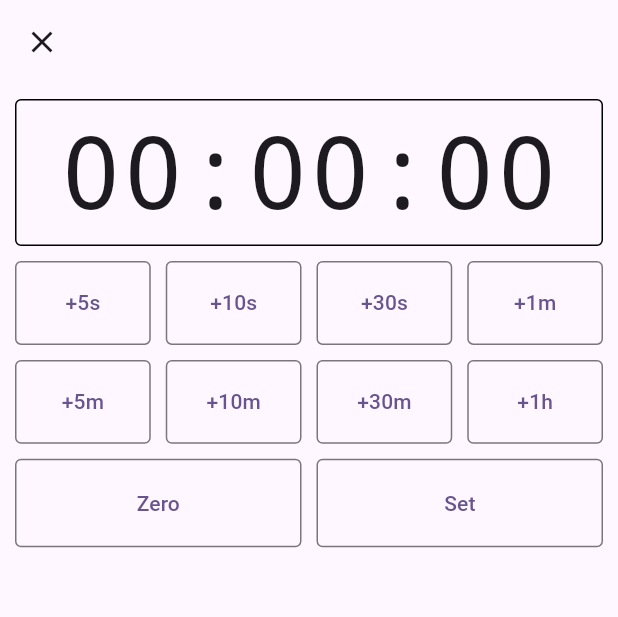
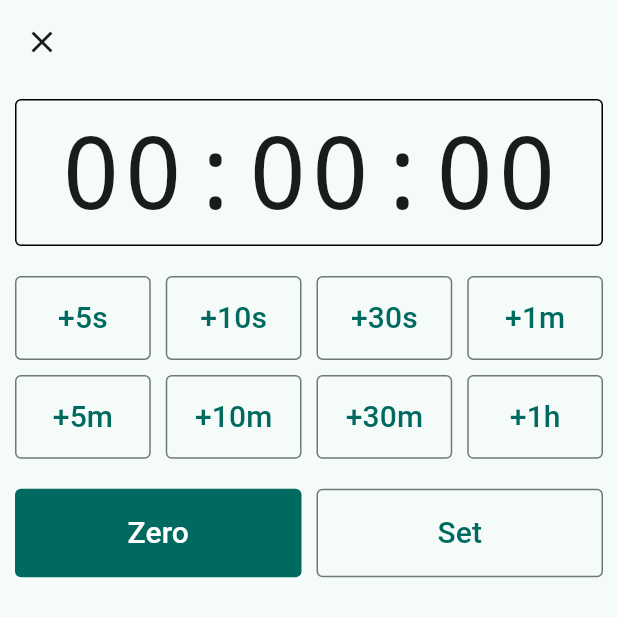
Before and after one commit to mendelbrot/trill, a Flutter app: the SingleTimer widget shown alone on an empty page, opened directly, after a tap on the "play arrow" icon, after a tap on the "replay" icon, after a tap on the "dialpad" icon, on a phone screen of 412 x 824 dp. Shown: the top 617 px of the screen. Run offline on Flutter 3.47's test engine with Material 3 defaults, Android fonts, the phone set to English and light mode, and no system bars; our stand-ins replace audioplayers; missing offline and left inert: animated_mesh_gradient.

Commit message:
more UI cleanup

```diff
--- a/lib/home_stack.dart
+++ b/lib/home_stack.dart
@@ -10,11 +10,14 @@ class HomeStack extends StatelessWidget {
 
     return Scaffold(
       body: ReorderableListView(
-        header: ElevatedButton(
-          child: const Icon(Icons.add),
-          onPressed: () {
-            appState.addNewTimer();
-          },
+        header: Padding(
+          padding: const EdgeInsets.all(10.0),
+          child: FilledButton(
+            child: const Icon(Icons.add),
+            onPressed: () {
+              appState.addNewTimer();
+            },
+          ),
         ),
         onReorder: appState.onReorderCallback,
         children: [for (var timer in appState.timers) timer],
--- a/lib/main.dart
+++ b/lib/main.dart
@@ -17,7 +17,7 @@ class App extends StatelessWidget {
       child: MaterialApp(
         title: 'Trill',
         theme: ThemeData(
-          colorScheme: ColorScheme.fromSeed(seedColor: Colors.deepPurple),
+          colorScheme: ColorScheme.fromSeed(seedColor: Colors.teal),
         ),
         home: HomeStack(),
       ),
--- a/lib/single_timer.dart
+++ b/lib/single_timer.dart
@@ -129,7 +129,12 @@ class _SingleTimerState extends State<SingleTimer> {
                 padding: const EdgeInsets.only(left: 10, bottom: 10),
                 child: Row(
                   children: [
-                    Expanded(child: TimeDisplay(seconds: _initialSeconds)),
+                    Expanded(
+                      child: TimeDisplay(
+                        seconds: _initialSeconds,
+                        absolute: true,
+                      ),
+                    ),
                     Expanded(
                       child: Row(
                         mainAxisAlignment: MainAxisAlignment.end,
@@ -137,19 +142,23 @@ class _SingleTimerState extends State<SingleTimer> {
                           _isRunning
                               ? IconButton(
                                   icon: const Icon(Icons.pause),
-                                  onPressed: pauseTimer,
+                                  onPressed: _isSoundingAlarm
+                                      ? null
+                                      : pauseTimer,
                                 )
                               : IconButton(
                                   icon: const Icon(Icons.play_arrow),
-                                  onPressed: startTimer,
+                                  onPressed: _isSoundingAlarm
+                                      ? null
+                                      : startTimer,
                                 ),
                           IconButton(
                             icon: const Icon(Icons.replay),
-                            onPressed: resetTimer,
+                            onPressed: _isSoundingAlarm ? null : resetTimer,
                           ),
                           IconButton(
                             icon: const Icon(Icons.dialpad),
-                            onPressed: gotoTimeEntry,
+                            onPressed: _isSoundingAlarm ? null : gotoTimeEntry,
                           ),
                         ],
                       ),
@@ -173,6 +182,12 @@ class _SingleTimerState extends State<SingleTimer> {
         ? InkWell(
             onTap: dismissAlarm,
             child: Card(
+              margin: const EdgeInsets.only(left: 10, right: 10, bottom: 10),
+              clipBehavior: Clip.antiAlias,
+              shape: RoundedRectangleBorder(
+                borderRadius: BorderRadius.circular(12.0),
+                side: BorderSide(width: 2.0),
+              ),
               child: AnimatedMeshGradient(
                 colors: [Colors.red, Colors.blue, Colors.green, Colors.yellow],
                 options: AnimatedMeshGradientOptions(),
@@ -180,6 +195,14 @@ class _SingleTimerState extends State<SingleTimer> {
               ),
             ),
           )
-        : Card(child: InnerUI);
+        : Card(
+            margin: const EdgeInsets.only(left: 10, right: 10, bottom: 10),
+            clipBehavior: Clip.antiAlias,
+            shape: RoundedRectangleBorder(
+              borderRadius: BorderRadius.circular(12.0),
+              side: BorderSide(width: 2.0),
+            ),
+            child: InnerUI,
+          );
   }
 }
--- a/lib/time_display.dart
+++ b/lib/time_display.dart
@@ -3,9 +3,11 @@ import 'package:trill/time_string.dart';
 
 class TimeDisplay extends StatelessWidget {
   final int _seconds;
+  final bool _absolute;
 
-  const TimeDisplay({Key? key, required int seconds})
+  const TimeDisplay({Key? key, int seconds = 0, bool absolute = false})
     : _seconds = seconds,
+      _absolute = absolute,
       super(key: key);
 
   @override
@@ -18,10 +20,10 @@ class TimeDisplay extends StatelessWidget {
           borderRadius: BorderRadius.circular(4.0),
         ),
         child: FittedBox(
-          alignment: Alignment.centerRight,
+          alignment: _absolute ? Alignment.center : Alignment.centerRight,
           fit: BoxFit.contain,
           child: Padding(
-            padding: const EdgeInsets.only(right: 2),
+            padding: _absolute ? EdgeInsets.zero : EdgeInsets.only(right: 2),
             child: Text(
               secondsToTimeString(_seconds),
               style: TextStyle(fontFamily: 'monospace'),
--- a/lib/time_entry.dart
+++ b/lib/time_entry.dart
@@ -1,6 +1,18 @@
 import 'package:flutter/material.dart';
-import 'package:trill/time_string.dart';
+import 'package:trill/time_display.dart';
 // import 'package:flutter_staggered_grid_view/flutter_staggered_grid_view.dart';
+
+final ButtonStyle filledButtonStyle = FilledButton.styleFrom(
+  padding: EdgeInsets.zero,
+  shape: RoundedRectangleBorder(borderRadius: BorderRadius.circular(4.0)),
+);
+
+final ButtonStyle outlinedButtonStyle = OutlinedButton.styleFrom(
+  padding: EdgeInsets.zero,
+  shape: RoundedRectangleBorder(borderRadius: BorderRadius.circular(4.0)),
+);
+
+final buttonTextStyle = TextStyle(fontSize: 20);
 
 class TimeEntry extends StatefulWidget {
   final Function onSubmit;
@@ -42,30 +54,9 @@ class _TimeEntryState extends State<TimeEntry> {
       ),
       body: Column(
         children: [
-          GridView.count(
-            shrinkWrap: true,
-            crossAxisCount: 1,
-            childAspectRatio: 4,
-            mainAxisSpacing: 10.0,
-            crossAxisSpacing: 10.0,
-            padding: EdgeInsets.only(top: 10.0, left: 10.0, right: 10.0),
-            physics: const NeverScrollableScrollPhysics(),
-            children: [
-              Container(
-                decoration: BoxDecoration(
-                  border: Border.all(color: Colors.black, width: 1.0),
-                  borderRadius: BorderRadius.circular(4.0),
-                ),
-                child: FittedBox(
-                  alignment: Alignment.center,
-                  fit: BoxFit.contain,
-                  child: Text(
-                    secondsToTimeString(_initialSeconds),
-                    style: TextStyle(fontFamily: 'monospace'),
-                  ),
-                ),
-              ),
-            ],
+          Padding(
+            padding: const EdgeInsets.all(10.0),
+            child: TimeDisplay(seconds: _initialSeconds, absolute: true),
           ),
           GridView.count(
             shrinkWrap: true,
@@ -77,14 +68,8 @@ class _TimeEntryState extends State<TimeEntry> {
             physics: const NeverScrollableScrollPhysics(),
             children: [
               OutlinedButton(
-                style: OutlinedButton.styleFrom(
-                  padding: EdgeInsets.zero,
-                  shape: RoundedRectangleBorder(
-                    borderRadius: BorderRadius.circular(4.0),
-                  ),
-                  // side: BorderSide(color: Colors.blue, width: 1.5),
-                ),
-                child: Text("+5s"),
+                style: outlinedButtonStyle,
+                child: Text("+5s", style: buttonTextStyle),
                 onPressed: () {
                   setState(() {
                     _initialSeconds += 5;
@@ -92,14 +77,8 @@ class _TimeEntryState extends State<TimeEntry> {
                 },
               ),
               OutlinedButton(
-                style: OutlinedButton.styleFrom(
-                  padding: EdgeInsets.zero,
-                  shape: RoundedRectangleBorder(
-                    borderRadius: BorderRadius.circular(4.0),
-                  ),
-                  // side: BorderSide(color: Colors.blue, width: 1.5),
-                ),
-                child: Text("+10s"),
+                style: outlinedButtonStyle,
+                child: Text("+10s", style: buttonTextStyle),
                 onPressed: () {
                   setState(() {
                     _initialSeconds += 10;
@@ -107,14 +86,8 @@ class _TimeEntryState extends State<TimeEntry> {
                 },
               ),
               OutlinedButton(
-                style: OutlinedButton.styleFrom(
-                  padding: EdgeInsets.zero,
-                  shape: RoundedRectangleBorder(
-                    borderRadius: BorderRadius.circular(4.0),
-                  ),
-                  // side: BorderSide(color: Colors.blue, width: 1.5),
-                ),
-                child: Text("+30s"),
+                style: outlinedButtonStyle,
+                child: Text("+30s", style: buttonTextStyle),
                 onPressed: () {
                   setState(() {
                     _initialSeconds += 30;
@@ -122,14 +95,8 @@ class _TimeEntryState extends State<TimeEntry> {
                 },
               ),
               OutlinedButton(
-                style: OutlinedButton.styleFrom(
-                  padding: EdgeInsets.zero,
-                  shape: RoundedRectangleBorder(
-                    borderRadius: BorderRadius.circular(4.0),
-                  ),
-                  // side: BorderSide(color: Colors.blue, width: 1.5),
-                ),
-                child: Text("+1m"),
+                style: outlinedButtonStyle,
+                child: Text("+1m", style: buttonTextStyle),
                 onPressed: () {
                   setState(() {
                     _initialSeconds += 60;
@@ -137,14 +104,8 @@ class _TimeEntryState extends State<TimeEntry> {
                 },
               ),
               OutlinedButton(
-                style: OutlinedButton.styleFrom(
-                  padding: EdgeInsets.zero,
-                  shape: RoundedRectangleBorder(
-                    borderRadius: BorderRadius.circular(4.0),
-                  ),
-                  // side: BorderSide(color: Colors.blue, width: 1.5),
-                ),
-                child: Text("+5m"),
+                style: outlinedButtonStyle,
+                child: Text("+5m", style: buttonTextStyle),
                 onPressed: () {
                   setState(() {
                     _initialSeconds += 300;
@@ -152,14 +113,8 @@ class _TimeEntryState extends State<TimeEntry> {
                 },
               ),
               OutlinedButton(
-                style: OutlinedButton.styleFrom(
-                  padding: EdgeInsets.zero,
-                  shape: RoundedRectangleBorder(
-                    borderRadius: BorderRadius.circular(4.0),
-                  ),
-                  // side: BorderSide(color: Colors.blue, width: 1.5),
-                ),
-                child: Text("+10m"),
+                style: outlinedButtonStyle,
+                child: Text("+10m", style: buttonTextStyle),
                 onPressed: () {
                   setState(() {
                     _initialSeconds += 600;
@@ -167,14 +122,8 @@ class _TimeEntryState extends State<TimeEntry> {
                 },
               ),
               OutlinedButton(
-                style: OutlinedButton.styleFrom(
-                  padding: EdgeInsets.zero,
-                  shape: RoundedRectangleBorder(
-                    borderRadius: BorderRadius.circular(4.0),
-                  ),
-                  // side: BorderSide(color: Colors.blue, width: 1.5),
-                ),
-                child: Text("+30m"),
+                style: outlinedButtonStyle,
+                child: Text("+30m", style: buttonTextStyle),
                 onPressed: () {
                   setState(() {
                     _initialSeconds += 1800;
@@ -182,14 +131,8 @@ class _TimeEntryState extends State<TimeEntry> {
                 },
               ),
               OutlinedButton(
-                style: OutlinedButton.styleFrom(
-                  padding: EdgeInsets.zero,
-                  shape: RoundedRectangleBorder(
-                    borderRadius: BorderRadius.circular(4.0),
-                  ),
-                  // side: BorderSide(color: Colors.blue, width: 1.5),
-                ),
-                child: Text("+1h"),
+                style: outlinedButtonStyle,
+                child: Text("+1h", style: buttonTextStyle),
                 onPressed: () {
                   setState(() {
                     _initialSeconds += 3600;
@@ -204,18 +147,12 @@ class _TimeEntryState extends State<TimeEntry> {
             childAspectRatio: 3.236,
             mainAxisSpacing: 10.0,
             crossAxisSpacing: 10.0,
-            padding: EdgeInsets.only(left: 10.0, right: 10.0),
+            padding: EdgeInsets.all(10.0),
             physics: const NeverScrollableScrollPhysics(),
             children: [
-              OutlinedButton(
-                style: OutlinedButton.styleFrom(
-                  padding: EdgeInsets.zero,
-                  shape: RoundedRectangleBorder(
-                    borderRadius: BorderRadius.circular(4.0),
-                  ),
-                  // side: BorderSide(color: Colors.blue, width: 1.5),
-                ),
-                child: Text("Zero"),
+              FilledButton(
+                style: filledButtonStyle,
+                child: Text("Zero", style: buttonTextStyle),
                 onPressed: () {
                   setState(() {
                     _initialSeconds = 0;
@@ -223,14 +160,8 @@ class _TimeEntryState extends State<TimeEntry> {
                 },
               ),
               OutlinedButton(
-                style: OutlinedButton.styleFrom(
-                  padding: EdgeInsets.zero,
-                  shape: RoundedRectangleBorder(
-                    borderRadius: BorderRadius.circular(4.0),
-                  ),
-                  // side: BorderSide(color: Colors.blue, width: 1.5),
-                ),
-                child: Text("Set"),
+                style: filledButtonStyle,
+                child: Text("Set", style: buttonTextStyle),
                 onPressed: () {
                   Navigator.of(context).pop();
                   widget.onSubmit(_initialSeconds, true);
```
